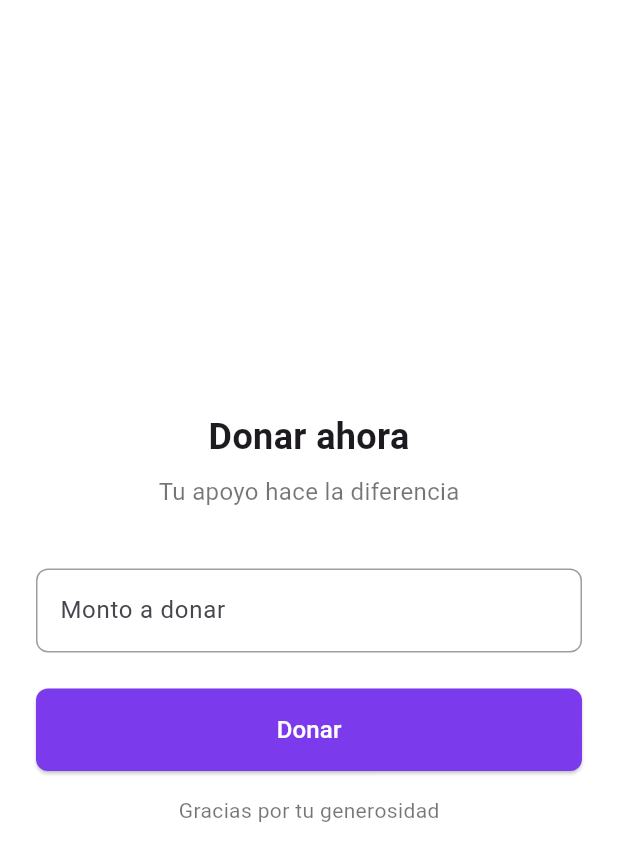
After one commit to Nancy1226/app_auticare, a Flutter app: the Donation screen opened by its route, on a phone screen of 412 x 824 dp. The commit adds this screen. Shown: the top 861 px of the screen. Run offline on Flutter 3.47's test engine with Material 3 defaults, Android fonts, the phone set to English and light mode, and no system bars; our stand-ins replace connectivity_plus, flutter_secure_storage, font_awesome_flutter, local_auth, shared_preferences; accounts and stored records are empty.

Commit message:
[ADD] Integracion de Donaciones

```diff
--- a/lib/Views/chatbot.dart
+++ b/lib/Views/chatbot.dart
@@ -18,7 +18,7 @@ class _ChatbotState extends State<Chatbot> {
   bool _isLoading = false;
   bool _isConnected = true;
 
-
+  final String _apiKey = 'AIzaSyA9ejnBH-ZMI0zQFDHk9GTQ3cH5aPHGi0U';
 
   // Define los colores pastel
   final Color _lightPurple = Color(0xFFDBE1E9); //abajo
@@ -59,7 +59,6 @@ class _ChatbotState extends State<Chatbot> {
       },
     );
   }
-
 
   Future<void> _loadMessages() async {
     final prefs = await SharedPreferences.getInstance();
@@ -205,7 +204,8 @@ Widget build(BuildContext context) {
               ),
             ),
           Container(
-          padding: const EdgeInsets.symmetric(horizontal: 16.0, vertical: 12.0),
+            padding:
+                const EdgeInsets.symmetric(horizontal: 16.0, vertical: 12.0),
             decoration: BoxDecoration(
               color: Colors.white,
               boxShadow: [
--- /dev/null
+++ b/lib/Views/donation.dart
@@ -0,0 +1,147 @@
+import 'package:flutter/material.dart';
+
+class Donation extends StatelessWidget {
+  const Donation({Key? key}) : super(key: key);
+
+  @override
+  Widget build(BuildContext context) {
+    return Scaffold(
+      backgroundColor: Colors.white,
+      body: SafeArea(
+        child: Padding(
+          padding: const EdgeInsets.symmetric(horizontal: 24.0),
+          child: Column(
+            crossAxisAlignment: CrossAxisAlignment.stretch,
+            children: [
+              const Spacer(),
+              const _DonationHeader(),
+              const SizedBox(height: 40),
+              const _DonationInput(),
+              const SizedBox(height: 24),
+              _DonationButton(
+                onPressed: () {
+                  // Implementar lógica de donación
+                },
+              ),
+              const SizedBox(height: 16),
+              const _ThankYouMessage(),
+              const Spacer(),
+            ],
+          ),
+        ),
+      ),
+    );
+  }
+}
+
+class _DonationHeader extends StatelessWidget {
+  const _DonationHeader({Key? key}) : super(key: key);
+
+  @override
+  Widget build(BuildContext context) {
+    return Column(
+      children: const [
+        Text(
+          'Donar ahora',
+          style: TextStyle(
+            fontSize: 24,
+            fontWeight: FontWeight.w600,
+          ),
+        ),
+        SizedBox(height: 8),
+        Text(
+          'Tu apoyo hace la diferencia',
+          style: TextStyle(
+            fontSize: 16,
+            color: Colors.black54,
+          ),
+        ),
+      ],
+    );
+  }
+}
+
+class _DonationInput extends StatelessWidget {
+  const _DonationInput({Key? key}) : super(key: key);
+
+  @override
+  Widget build(BuildContext context) {
+    return TextField(
+      keyboardType: TextInputType.number,
+      decoration: InputDecoration(
+        hintText: 'Monto a donar',
+        fillColor: Colors.white,
+        filled: true,
+        border: OutlineInputBorder(
+          borderRadius: BorderRadius.circular(8),
+          borderSide: const BorderSide(
+            color: Colors.grey,
+            width: 1,
+          ),
+        ),
+        enabledBorder: OutlineInputBorder(
+          borderRadius: BorderRadius.circular(8),
+          borderSide: const BorderSide(
+            color: Colors.grey,
+            width: 1,
+          ),
+        ),
+        focusedBorder: OutlineInputBorder(
+          borderRadius: BorderRadius.circular(8),
+          borderSide: BorderSide(
+            color: Colors.deepPurple.shade400,
+            width: 2,
+          ),
+        ),
+      ),
+    );
+  }
+}
+
+class _DonationButton extends StatelessWidget {
+  final VoidCallback onPressed;
+
+  const _DonationButton({
+    Key? key,
+    required this.onPressed,
+  }) : super(key: key);
+
+  @override
+  Widget build(BuildContext context) {
+    return ElevatedButton(
+      onPressed: onPressed,
+      style: ElevatedButton.styleFrom(
+        backgroundColor: const Color(0xFF7C3AED),
+        foregroundColor: Colors.white,
+        padding: const EdgeInsets.symmetric(vertical: 16),
+        shape: RoundedRectangleBorder(
+          borderRadius: BorderRadius.circular(8),
+        ),
+      ),
+      child: const Text(
+        'Donar',
+        style: TextStyle(
+          fontSize: 16,
+          fontWeight: FontWeight.w500,
+        ),
+      ),
+    );
+  }
+}
+
+class _ThankYouMessage extends StatelessWidget {
+  const _ThankYouMessage({Key? key}) : super(key: key);
+
+  @override
+  Widget build(BuildContext context) {
+    return const Center(
+      child: Text(
+        'Gracias por tu generosidad',
+        style: TextStyle(
+          fontSize: 14,
+          color: Colors.black54,
+        ),
+      ),
+    );
+  }
+}
--- a/lib/Views/home.dart
+++ b/lib/Views/home.dart
@@ -43,7 +43,10 @@ class _HomeScreenState extends State<Home> {
               children: const [
                 Text(
                   "¡Hola Nancy!",
-                  style: TextStyle(fontSize: 24, fontWeight: FontWeight.bold, color: Colors.black),
+                  style: TextStyle(
+                      fontSize: 24,
+                      fontWeight: FontWeight.bold,
+                      color: Colors.black),
                 ),
                 Text(
                   "Empezamos?",
@@ -103,7 +106,7 @@ class _HomeScreenState extends State<Home> {
               Navigator.pushNamed(context, AppRoutes.home);
               break;
             case 1:
-              Navigator.pushNamed(context, AppRoutes.gridView);
+              Navigator.pushNamed(context, AppRoutes.donation);
               break;
             case 2:
               Navigator.pushNamed(context, AppRoutes.chat);
@@ -143,10 +146,9 @@ class _HomeScreenState extends State<Home> {
                 children: [
                   Icon(icon, color: Colors.white),
                   const SizedBox(width: 8),
-                  Text(
-                    title,
-                    style: const TextStyle(fontSize: 18, color: Colors.white)
-                  ),
+                  Text(title,
+                      style:
+                          const TextStyle(fontSize: 18, color: Colors.white)),
                 ],
               ),
               if (validated)
--- a/lib/Widgets/app_routes.dart
+++ b/lib/Widgets/app_routes.dart
@@ -1,6 +1,7 @@
 import 'package:flutter/material.dart';
 import 'package:app_auticare/Views/home.dart'; // Asegúrate de importar tus vistas
 import 'package:app_auticare/Views/chatbot.dart';
+import 'package:app_auticare/Views/donation.dart';
 import 'package:app_auticare/Authtentication/login.dart';
 
 class AppRoutes {
@@ -9,6 +10,7 @@ class AppRoutes {
   static const String gridView = '/grid';
   static const String chat = '/chat';
   static const String profile = '/profile';
+  static const String donation = '/donation';
 
   static Route<dynamic> generateRoute(RouteSettings settings) {
     switch (settings.name) {
@@ -20,10 +22,13 @@ class AppRoutes {
       //   return MaterialPageRoute(builder: (_) => GridViewScreen());
       case chat:
         return MaterialPageRoute(builder: (_) => Chatbot());
+      case donation:
+        return MaterialPageRoute(builder: (_) => Donation());
       // case profile:
       //   return MaterialPageRoute(builder: (_) => ProfileScreen());
       default:
-      throw Exception('Ruta no definida: ${settings.name}'); // Lanzar una excepción para rutas no definidas
+        throw Exception(
+            'Ruta no definida: ${settings.name}'); // Lanzar una excepción para rutas no definidas
     }
   }
 }
```
Lines whose indentation alone changed are shown as unchanged.
